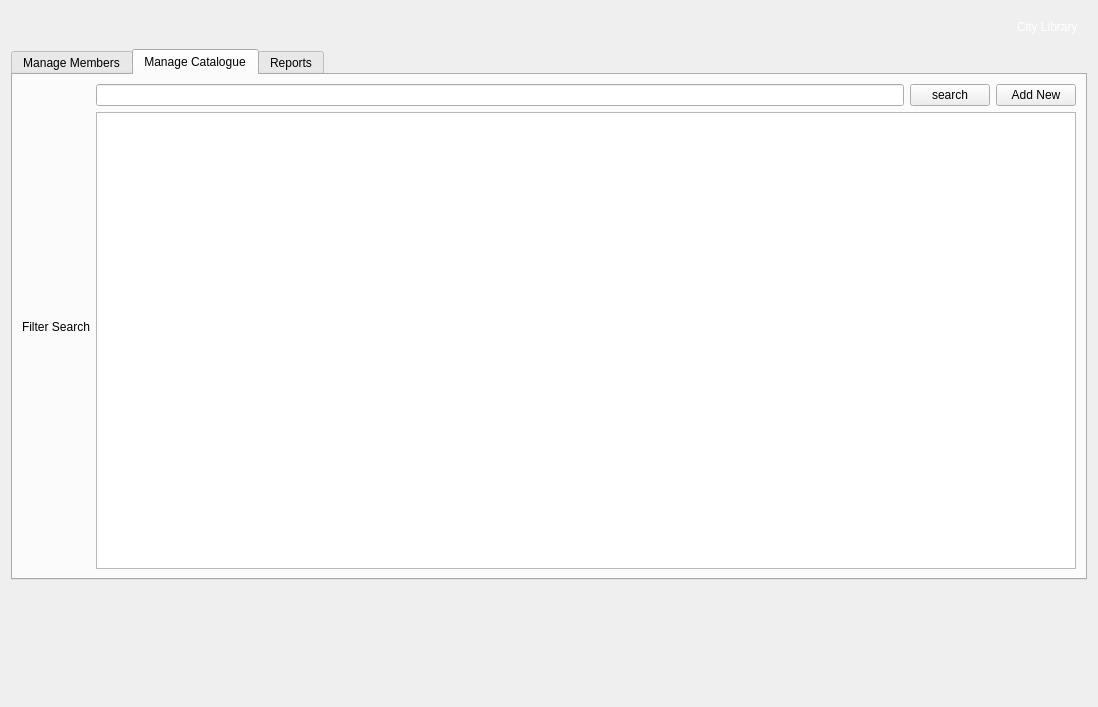
Old version of the form adminView.ui in the repository Mr-Beastman/CS106_A2.
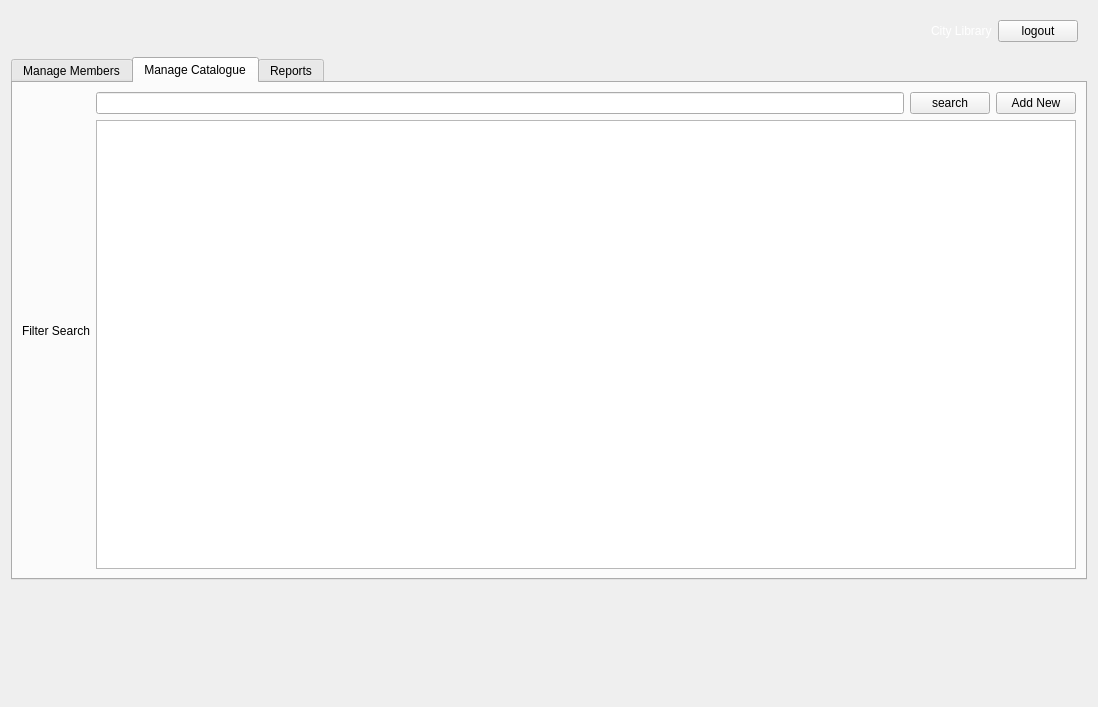
New version of the form. The open tabs and pages were chosen to show the change. Icons and pictures are not drawn.

```diff
--- a/adminView.ui
+++ b/adminView.ui
@@ -27,7 +27,7 @@
 	background-image: url(:/branding/images/brand/background.jpg);
 }</string>
      </property>
-     <layout class="QHBoxLayout" name="horizontalLayout" stretch="1,0">
+     <layout class="QHBoxLayout" name="horizontalLayout" stretch="1,0,0">
       <item>
        <widget class="QLabel" name="bannerLogo">
         <property name="text">
@@ -51,6 +51,13 @@
         </property>
        </widget>
       </item>
+      <item>
+       <widget class="QPushButton" name="logoutButton">
+        <property name="text">
+         <string>logout</string>
+        </property>
+       </widget>
+      </item>
      </layout>
     </widget>
    </item>
```
Left out of the diff: 4 changed lines with no effect on the pictures.
